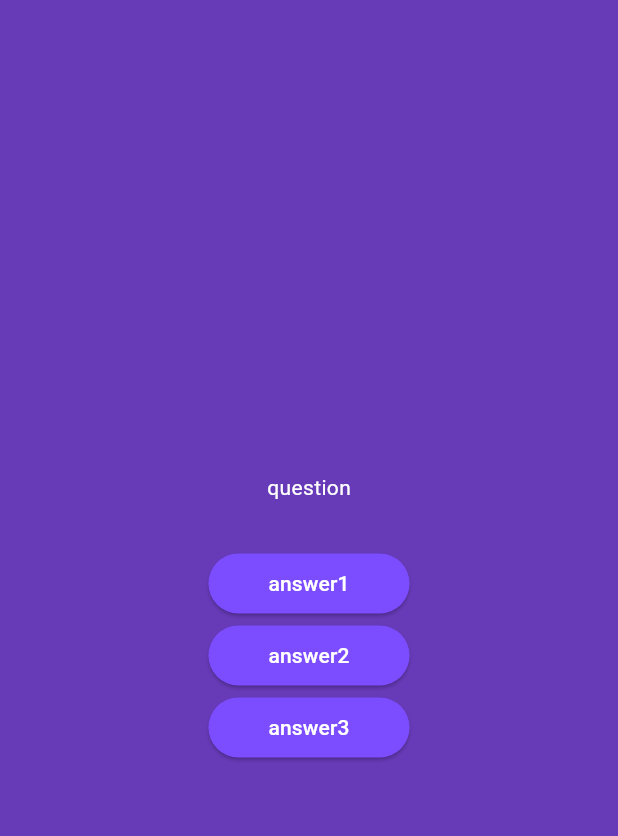
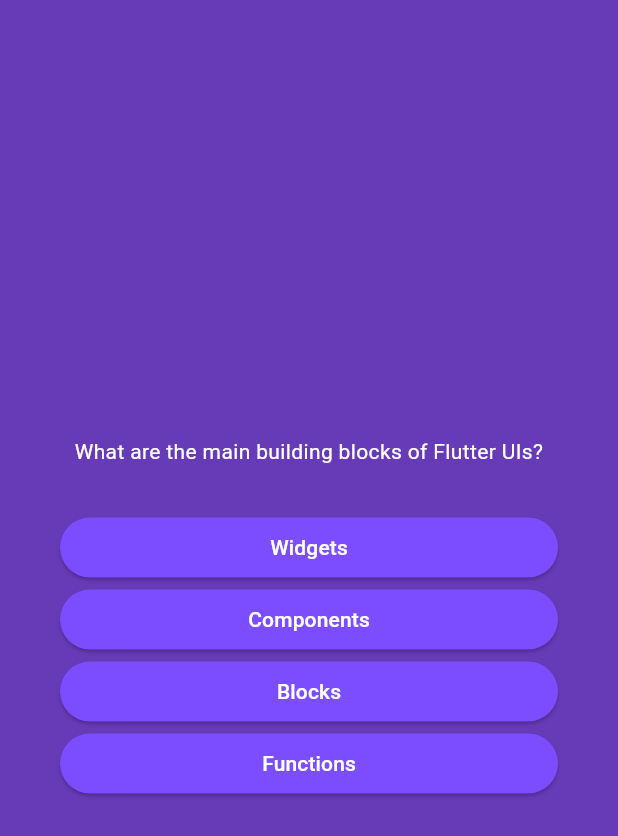
Before and after one commit to kim-hyunjin/hello-flutter, a Flutter app: the screen it shows after launch, after a tap on "Start Quiz", on a phone screen of 412 x 824 dp. Shown: the top 836 px of the screen. Run offline on Flutter 3.47's test engine with Material 2 defaults, Android fonts, the phone set to English and light mode, and no system bars.

Commit message:
rendering quiz list

```diff
--- a/quiz_app/lib/data/quiz_list.dart
+++ b/quiz_app/lib/data/quiz_list.dart
@@ -1,6 +1,6 @@
 import 'package:quiz_app/models/quiz.dart';
 
-const questions = [
+const quizList = [
   Quiz(
       question: 'What are the main building blocks of Flutter UIs?',
       options: [
--- a/quiz_app/lib/question_screen.dart
+++ b/quiz_app/lib/question_screen.dart
@@ -1,5 +1,7 @@
 import 'package:flutter/material.dart';
 import 'package:quiz_app/answer_button.dart';
+import 'package:quiz_app/data/quiz_list.dart';
+import 'package:quiz_app/models/quiz.dart';
 
 class QuestionScreen extends StatefulWidget {
   const QuestionScreen({super.key});
@@ -11,25 +13,33 @@ class QuestionScreen extends StatefulWidget {
 }
 
 class _QuiestionSreenState extends State<QuestionScreen> {
+  int currentQuizIndex = 0;
+
   @override
   Widget build(BuildContext context) {
+    Quiz currentQuiz = quizList[currentQuizIndex];
+
     return Center(
+      child: Container(
+        margin: const EdgeInsets.all(40),
         child: Column(
           mainAxisSize: MainAxisSize.min,
+          crossAxisAlignment: CrossAxisAlignment.stretch,
           children: [
-          const Text(
-            'question',
-            style: TextStyle(
+            Text(
+              currentQuiz.question,
+              style: const TextStyle(
                 color: Colors.white,
               ),
+              textAlign: TextAlign.center,
             ),
             const SizedBox(
               height: 30,
             ),
-          AnswerButton(text: 'answer1', onTab: () {}),
-          AnswerButton(text: 'answer2', onTab: () {}),
-          AnswerButton(text: 'answer3', onTab: () {}),
+            ...currentQuiz.options
+                .map((e) => AnswerButton(text: e, onTab: () {})),
           ],
+        ),
       ),
     );
   }
```
Lines whose indentation alone changed are shown as unchanged.
